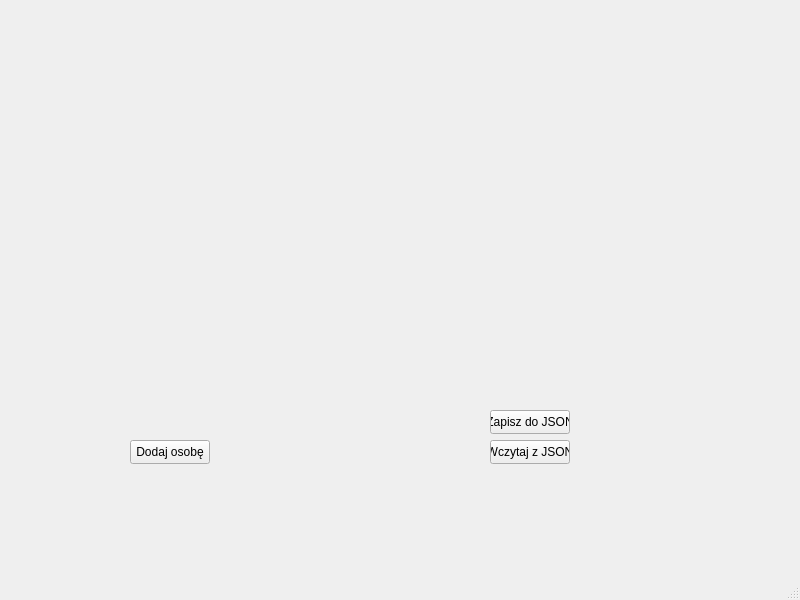
frawojej/GenealogyApp, file GenealogyApp/mainwindow.ui: the form before one commit.
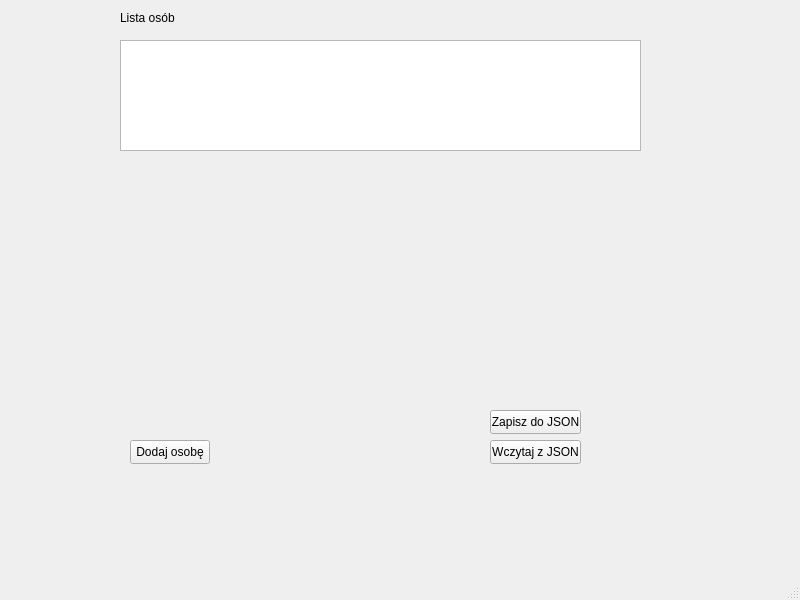
The form after the commit.

Commit message:
feat: qlistwidget
showing list of people

```diff
--- a/GenealogyApp/mainwindow.ui
+++ b/GenealogyApp/mainwindow.ui
@@ -32,7 +32,7 @@
      <rect>
       <x>490</x>
       <y>440</y>
-      <width>80</width>
+      <width>91</width>
       <height>24</height>
      </rect>
     </property>
@@ -45,7 +45,7 @@
      <rect>
       <x>490</x>
       <y>410</y>
-      <width>80</width>
+      <width>91</width>
       <height>24</height>
      </rect>
     </property>
@@ -53,6 +53,29 @@
      <string>Zapisz do JSON</string>
     </property>
    </widget>
+   <widget class="QListWidget" name="peopleListWidget">
+    <property name="geometry">
+     <rect>
+      <x>120</x>
+      <y>40</y>
+      <width>521</width>
+      <height>111</height>
+     </rect>
+    </property>
+   </widget>
+   <widget class="QLabel" name="label">
+    <property name="geometry">
+     <rect>
+      <x>120</x>
+      <y>10</y>
+      <width>81</width>
+      <height>16</height>
+     </rect>
+    </property>
+    <property name="text">
+     <string>Lista osób</string>
+    </property>
+   </widget>
   </widget>
   <widget class="QMenuBar" name="menubar">
    <property name="geometry">
```
The commit also changes 2 other files.
